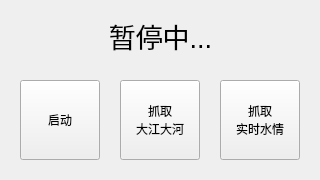
Old version of the form ReptileTools/main.ui in the repository LianBai/PyTools.
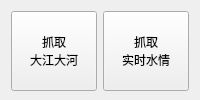
New version of the form.

```diff
--- a/ReptileTools/main.ui
+++ b/ReptileTools/main.ui
@@ -6,75 +6,26 @@
    <rect>
     <x>0</x>
     <y>0</y>
-    <width>320</width>
-    <height>180</height>
+    <width>200</width>
+    <height>100</height>
    </rect>
   </property>
   <property name="minimumSize">
    <size>
-    <width>320</width>
-    <height>180</height>
+    <width>200</width>
+    <height>100</height>
    </size>
   </property>
   <property name="maximumSize">
    <size>
-    <width>320</width>
-    <height>180</height>
+    <width>200</width>
+    <height>100</height>
    </size>
   </property>
   <property name="windowTitle">
    <string>抓包工具</string>
   </property>
-  <widget class="QLabel" name="StatusLabel">
-   <property name="geometry">
-    <rect>
-     <x>20</x>
-     <y>10</y>
-     <width>281</width>
-     <height>51</height>
-    </rect>
-   </property>
-   <property name="font">
-    <font>
-     <pointsize>20</pointsize>
-    </font>
-   </property>
-   <property name="text">
-    <string>暂停中...</string>
-   </property>
-   <property name="alignment">
-    <set>Qt::AlignCenter</set>
-   </property>
-  </widget>
-  <widget class="QWidget" name="layoutWidget">
-   <property name="geometry">
-    <rect>
-     <x>20</x>
-     <y>80</y>
-     <width>282</width>
-     <height>82</height>
-    </rect>
-   </property>
    <layout class="QHBoxLayout" name="horizontalLayout">
-    <property name="spacing">
-     <number>20</number>
-    </property>
-    <property name="sizeConstraint">
-     <enum>QLayout::SetFixedSize</enum>
-    </property>
-    <item>
-     <widget class="QPushButton" name="StatueButton">
-      <property name="minimumSize">
-       <size>
-        <width>80</width>
-        <height>80</height>
-       </size>
-      </property>
-      <property name="text">
-       <string>启动</string>
-      </property>
-     </widget>
-    </item>
     <item>
      <widget class="QPushButton" name="DJDHBtn">
       <property name="minimumSize">
@@ -104,7 +55,6 @@
      </widget>
     </item>
    </layout>
-  </widget>
  </widget>
  <resources/>
  <connections/>
```
Lines whose indentation alone changed are shown as unchanged.
